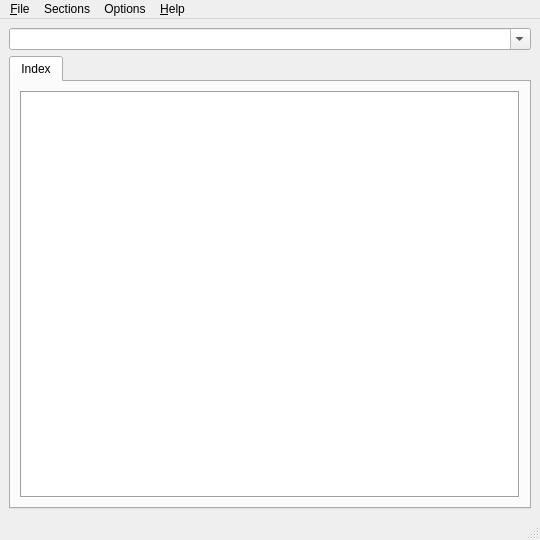
Qt form manpager/main.ui (QtPlay/coastal-qt) before a commit.
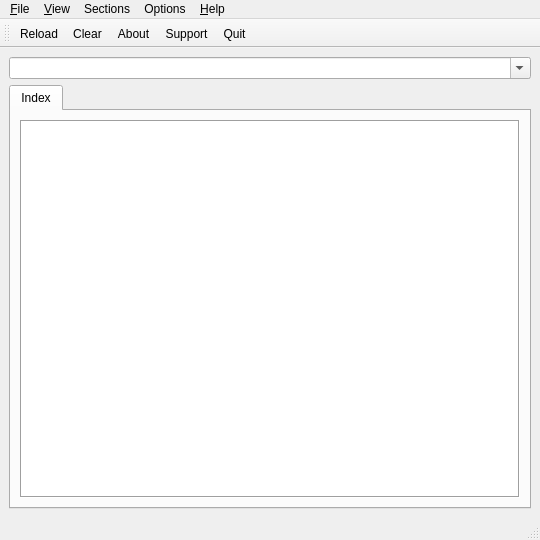
The same form after that commit.

Commit message: Standard view menu and options

Patch:
```diff
--- a/manpager/main.ui
+++ b/manpager/main.ui
@@ -174,12 +174,37 @@
     <addaction name="actionAbout"/>
     <addaction name="actionSupport"/>
    </widget>
+   <widget class="QMenu" name="menuView">
+    <property name="title">
+     <string>&amp;View</string>
+    </property>
+    <addaction name="actionMenubar"/>
+    <addaction name="actionToolbar"/>
+    <addaction name="actionStatus"/>
+   </widget>
    <addaction name="menuFile"/>
+   <addaction name="menuView"/>
    <addaction name="menuSections"/>
    <addaction name="menuOptions"/>
    <addaction name="menuHelp"/>
   </widget>
   <widget class="QStatusBar" name="statusbar"/>
+  <widget class="QToolBar" name="toolBar">
+   <property name="windowTitle">
+    <string>toolBar</string>
+   </property>
+   <attribute name="toolBarArea">
+    <enum>TopToolBarArea</enum>
+   </attribute>
+   <attribute name="toolBarBreak">
+    <bool>false</bool>
+   </attribute>
+   <addaction name="actionReload"/>
+   <addaction name="actionClear"/>
+   <addaction name="actionAbout"/>
+   <addaction name="actionSupport"/>
+   <addaction name="actionQuit"/>
+  </widget>
   <action name="actionQuit">
    <property name="text">
     <string>&amp;Quit</string>
```
Left out of the diff: 24 changed lines with no effect on the pictures. The commit also changes 1 other file.
